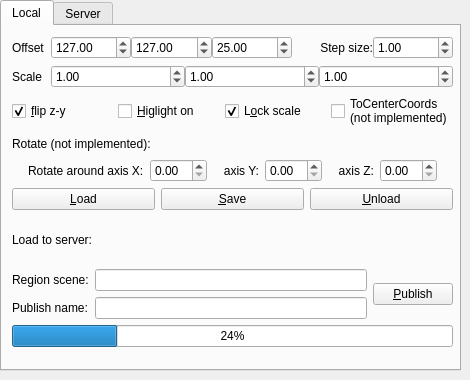
The window that bin/pymodules/localscene/localscene.ui (realXtend/tundra) describes before a commit, drawn with Qt 5.
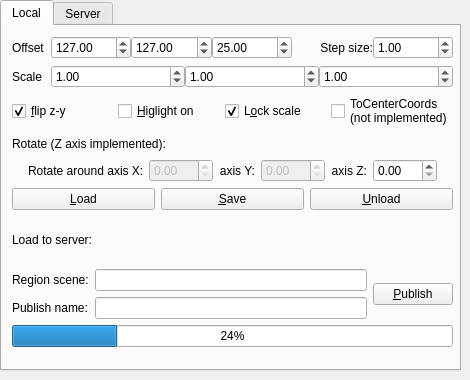
The same window after the commit.

The edit to the form file:
```diff
--- a/bin/pymodules/localscene/localscene.ui
+++ b/bin/pymodules/localscene/localscene.ui
@@ -287,7 +287,7 @@
         <item>
          <widget class="QLabel" name="label_9">
           <property name="text">
-           <string>Rotate (not implemented):</string>
+           <string>Rotate (Z axis implemented):</string>
           </property>
          </widget>
         </item>
@@ -307,7 +307,14 @@
            </widget>
           </item>
           <item>
-           <widget class="QDoubleSpinBox" name="doubleSpinBox"/>
+           <widget class="QDoubleSpinBox" name="rotateX">
+            <property name="enabled">
+             <bool>false</bool>
+            </property>
+            <property name="maximum">
+             <double>360.000000000000000</double>
+            </property>
+           </widget>
           </item>
           <item>
            <widget class="QLabel" name="label_13">
@@ -320,7 +327,14 @@
            </widget>
           </item>
           <item>
-           <widget class="QDoubleSpinBox" name="doubleSpinBox_2"/>
+           <widget class="QDoubleSpinBox" name="rotateY">
+            <property name="enabled">
+             <bool>false</bool>
+            </property>
+            <property name="maximum">
+             <double>360.000000000000000</double>
+            </property>
+           </widget>
           </item>
           <item>
            <widget class="QLabel" name="label_11">
@@ -333,7 +347,11 @@
            </widget>
           </item>
           <item>
-           <widget class="QDoubleSpinBox" name="doubleSpinBox_3"/>
+           <widget class="QDoubleSpinBox" name="rotateZ">
+            <property name="maximum">
+             <double>360.000000000000000</double>
+            </property>
+           </widget>
           </item>
          </layout>
         </item>
```
